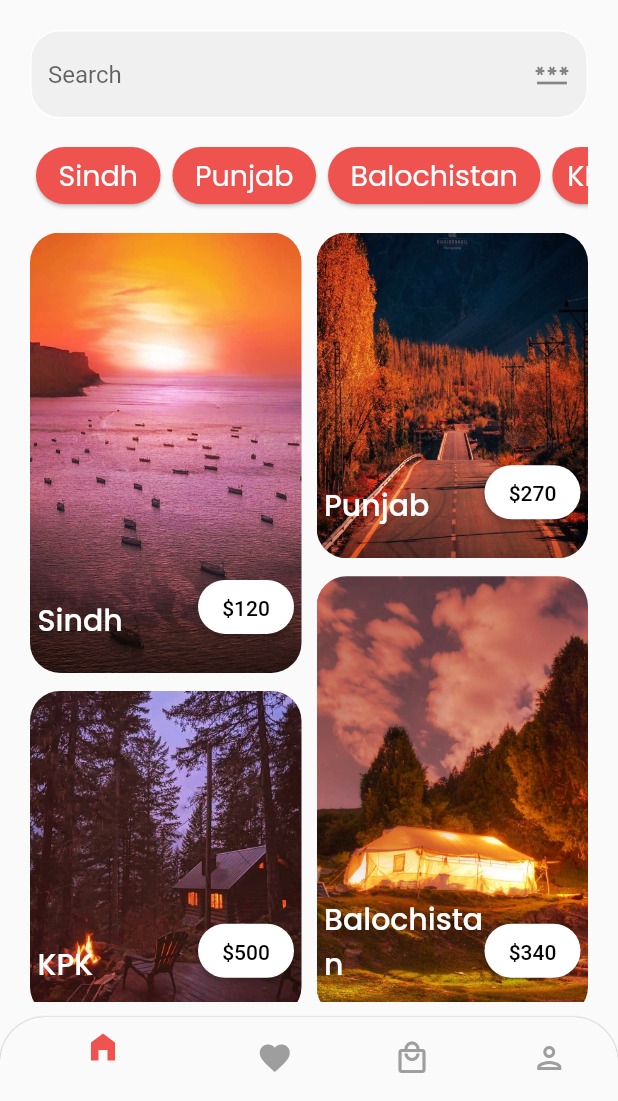
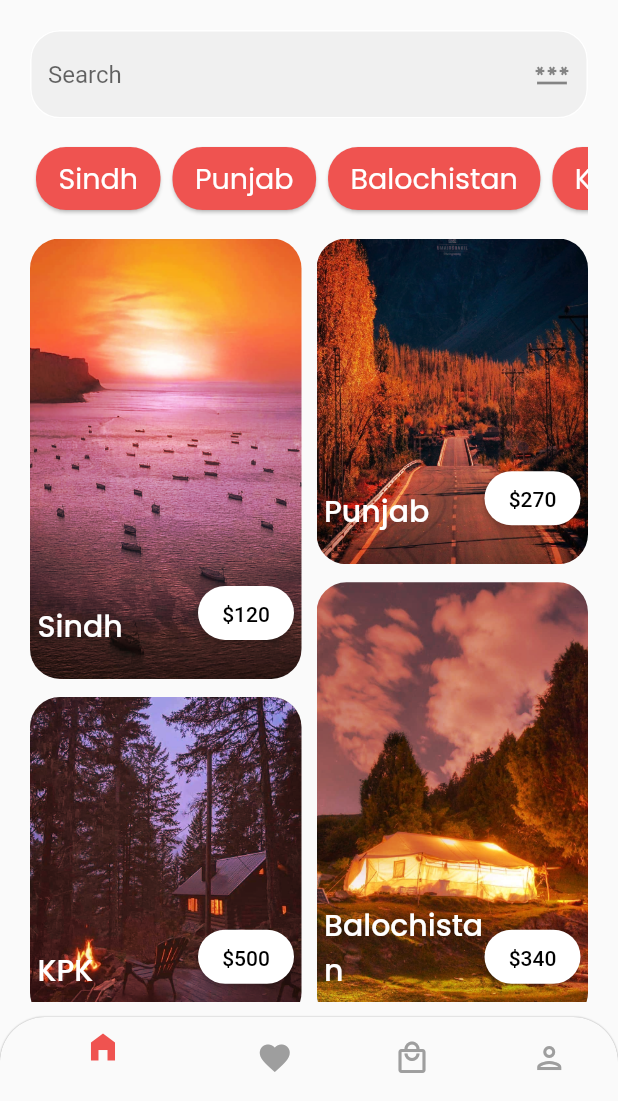
Before and after one commit to AbdulSattarSuleman/Travel-App, a Flutter app: the Categories screen opened by its route, on a phone screen of 412 x 824 dp, the part 135-1236 px from its top. Run offline on Flutter 3.47's test engine with Material 2 defaults, Android fonts, the phone set to English and light mode, and no system bars; our stand-ins replace get, google_fonts.

Commit message:
fix: listview category name

```diff
--- a/lib/views/categories.dart
+++ b/lib/views/categories.dart
@@ -3,6 +3,8 @@
 import 'package:flutter/material.dart';
 import 'package:google_fonts/google_fonts.dart';
 import 'package:flutter_staggered_grid_view/flutter_staggered_grid_view.dart';
+import 'package:travel_app_design/views/components/categories_components/category_text_field.dart';
+import 'package:travel_app_design/views/components/categories_header.dart';
 
 class Categories extends StatelessWidget {
   const Categories({Key? key}) : super(key: key);
@@ -61,69 +63,27 @@ class Categories extends StatelessWidget {
             children: [
               Row(
                 mainAxisAlignment: MainAxisAlignment.spaceBetween,
+                // ignore: prefer_const_literals_to_create_immutables
                 children: [
-                  Text(
-                    'Where would\nyou like to travel?',
-                    style: GoogleFonts.alfaSlabOne(
-                      fontSize: 26,
-                      color: Colors.black,
-                    ),
-                  ),
-                  const Padding(
-                    padding: EdgeInsets.only(bottom: 20.0),
-                    child: CircleAvatar(
-                      // backgroundColor: Colors.red[200],
-                      backgroundImage: AssetImage('assets/images/abdul.jpg'),
-                    ),
-                  ),
+                  CategoryPageHeader(),
+                  CategoryUserImage(),
                 ],
               ),
               const SizedBox(
                 height: 20,
               ),
-              TextField(
-                decoration: InputDecoration(
-                    filled: true,
-                    // fillColor: Colors.grey[300],
-                    hintText: 'Search',
-                    suffixIcon: Icon(Icons.password_sharp),
-                    // border: InputBorder.none,
-                    enabledBorder: OutlineInputBorder(
-                        borderRadius: BorderRadius.circular(20),
-                        borderSide: const BorderSide(color: Colors.white))),
-              ),
+              TextFieldWidget(),
               const SizedBox(
                 height: 15,
               ),
-              // ListView.builder(
-              //     scrollDirection: Axis.horizontal,
-              //     shrinkWrap: true,
-              //     itemBuilder: (context, index) {
-              //       return Card(
-              //         color: Colors.red[400],
-              //         child: Text(
-              //           categoryName[index],
-              //           style: TextStyle(color: Colors.white),
-              //         ),
-              //       );
-              //     }),
-              // SingleChildScrollView(
-              //   scrollDirection: Axis.horizontal,
-              //   child: ListView.builder(itemBuilder: (context, index) {
-              //     return Card(
-              //       color: Colors.red[400],
-              //       child: Text(
-              //         categoryName[index],
-              //         style: TextStyle(color: Colors.white),
-              //       ),
-              //     );
-              //   }),
-              // child:
-              SingleChildScrollView(
+              SizedBox(
+                height: 50,
+                child: ListView.builder(
+                    itemCount: categoryName.length,
                     scrollDirection: Axis.horizontal,
-                child: Row(
-                  children: [
-                    Card(
+                    shrinkWrap: true,
+                    itemBuilder: (context, index) {
+                      return Card(
                         shape: RoundedRectangleBorder(
                           borderRadius: BorderRadius.all(Radius.circular(20)),
                         ),
@@ -132,109 +92,15 @@ class Categories extends StatelessWidget {
                           child: Padding(
                             padding: const EdgeInsets.fromLTRB(15.0, 5, 15, 5),
                             child: Text(
-                            categoryName[0],
+                              categoryName[index],
                               style: GoogleFonts.poppins(
                                   color: Colors.white, fontSize: 19),
                             ),
                           ),
                         ),
+                      );
+                    }),
               ),
-                    Card(
-                      shape: RoundedRectangleBorder(
-                          borderRadius: BorderRadius.all(Radius.circular(20))),
-                      color: Colors.red[400],
-                      child: Center(
-                        child: Padding(
-                          padding: const EdgeInsets.fromLTRB(15.0, 5, 15, 5),
-                          child: Text(
-                            categoryName[1],
-                            style: GoogleFonts.poppins(
-                                color: Colors.white, fontSize: 19),
-                          ),
-                        ),
-                      ),
-                    ),
-                    Card(
-                      shape: RoundedRectangleBorder(
-                          borderRadius: BorderRadius.all(Radius.circular(20))),
-                      color: Colors.red[400],
-                      child: Center(
-                        child: Padding(
-                          padding: const EdgeInsets.fromLTRB(15.0, 5, 15, 5),
-                          child: Text(
-                            categoryName[2],
-                            style: GoogleFonts.poppins(
-                                color: Colors.white, fontSize: 19),
-                          ),
-                        ),
-                      ),
-                    ),
-                    Card(
-                      shape: RoundedRectangleBorder(
-                          borderRadius: BorderRadius.all(Radius.circular(20))),
-                      color: Colors.red[400],
-                      child: Center(
-                        child: Padding(
-                          padding: const EdgeInsets.fromLTRB(10.0, 5, 10, 5),
-                          child: Text(
-                            categoryName[3],
-                            style: GoogleFonts.poppins(
-                                color: Colors.white, fontSize: 19),
-                          ),
-                        ),
-                      ),
-                    ),
-                    Card(
-                      shape: RoundedRectangleBorder(
-                          borderRadius: BorderRadius.all(Radius.circular(20))),
-                      color: Colors.red[400],
-                      child: Center(
-                        child: Padding(
-                          padding: const EdgeInsets.fromLTRB(10.0, 5, 10, 5),
-                          child: Text(
-                            categoryName[4],
-                            style: GoogleFonts.poppins(
-                                color: Colors.white, fontSize: 19),
-                          ),
-                        ),
-                      ),
-                    ),
-                    Card(
-                      shape: RoundedRectangleBorder(
-                          borderRadius: BorderRadius.all(Radius.circular(20))),
-                      color: Colors.red[400],
-                      child: Center(
-                        child: Padding(
-                          padding: const EdgeInsets.fromLTRB(10.0, 5, 10, 5),
-                          child: Text(
-                            categoryName[5],
-                            style: GoogleFonts.poppins(
-                                color: Colors.white, fontSize: 19),
-                          ),
-                        ),
-                      ),
-                    ),
-                    Card(
-                      shape: RoundedRectangleBorder(
-                        borderRadius: BorderRadius.all(Radius.circular(20)),
-                      ),
-                      color: Colors.red[400],
-                      child: Center(
-                        child: Padding(
-                          padding: const EdgeInsets.fromLTRB(15.0, 5, 15, 5),
-                          child: Text(
-                            categoryName[6],
-                            style: GoogleFonts.poppins(
-                                color: Colors.white, fontSize: 19),
-                          ),
-                        ),
-                      ),
-                    ),
-                  ],
-                ),
-              ),
-              //   ),
-              // ),
               const SizedBox(
                 height: 15,
               ),
--- /dev/null
+++ b/lib/views/components/categories_components/category_text_field.dart
@@ -0,0 +1,20 @@
+import 'package:flutter/material.dart';
+
+class TextFieldWidget extends StatelessWidget {
+  const TextFieldWidget({Key? key}) : super(key: key);
+
+  @override
+  Widget build(BuildContext context) {
+    return TextField(
+      decoration: InputDecoration(
+          filled: true,
+          // fillColor: Colors.grey[300],
+          hintText: 'Search',
+          suffixIcon: Icon(Icons.password_sharp),
+          // border: InputBorder.none,
+          enabledBorder: OutlineInputBorder(
+              borderRadius: BorderRadius.circular(20),
+              borderSide: const BorderSide(color: Colors.white))),
+    );
+  }
+}
--- /dev/null
+++ b/lib/views/components/categories_header.dart
@@ -0,0 +1,32 @@
+import 'package:flutter/material.dart';
+import 'package:google_fonts/google_fonts.dart';
+
+class CategoryPageHeader extends StatelessWidget {
+  const CategoryPageHeader({Key? key}) : super(key: key);
+
+  @override
+  Widget build(BuildContext context) {
+    return Text(
+      'Where would\nyou like to travel?',
+      style: GoogleFonts.alfaSlabOne(
+        fontSize: 26,
+        color: Colors.black,
+      ),
+    );
+  }
+}
+
+class CategoryUserImage extends StatelessWidget {
+  const CategoryUserImage({Key? key}) : super(key: key);
+
+  @override
+  Widget build(BuildContext context) {
+    return const Padding(
+      padding: EdgeInsets.only(bottom: 20.0),
+      child: CircleAvatar(
+        // backgroundColor: Colors.red[200],
+        backgroundImage: AssetImage('assets/images/abdul.jpg'),
+      ),
+    );
+  }
+}
```
Also changed, not shown: lib/constant.dart (+9 -0 lines). Lines whose indentation alone changed are shown as unchanged.
